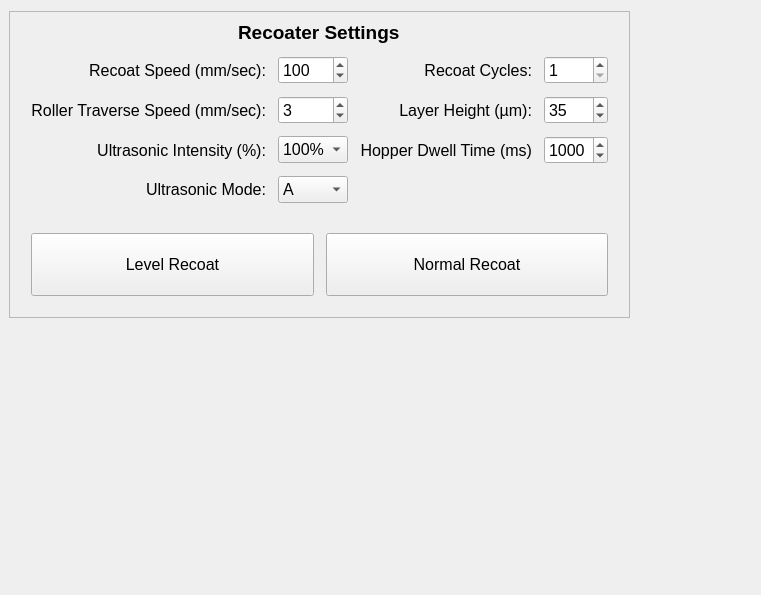
Qt form src/ui/powdersetupwidget.ui (BYUCreateResearchLab/CREATE_LAB_Binder_Jet_Printer) before a commit.
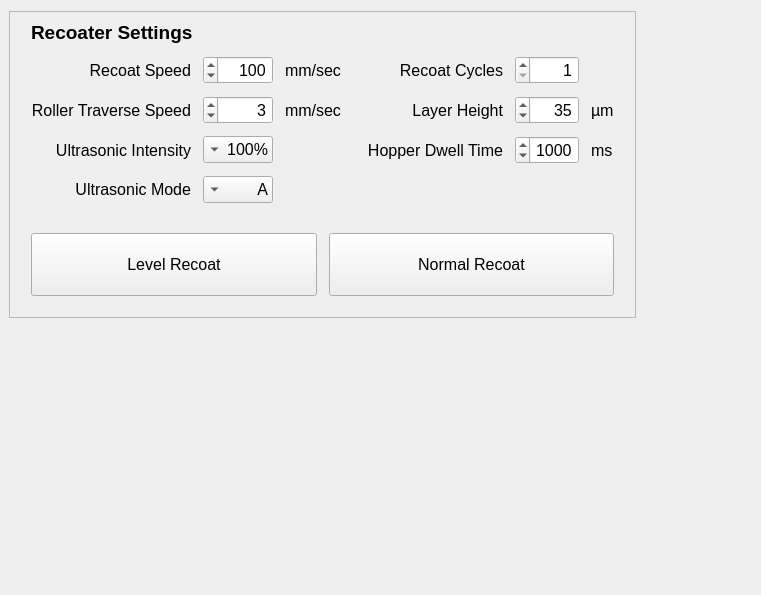
The same form after that commit.

```diff
--- a/src/ui/powdersetupwidget.ui
+++ b/src/ui/powdersetupwidget.ui
@@ -82,14 +82,14 @@
            </font>
           </property>
           <property name="text">
-           <string>Roller Traverse Speed (mm/sec):</string>
+           <string>Roller Traverse Speed</string>
           </property>
           <property name="alignment">
            <set>Qt::AlignRight|Qt::AlignTrailing|Qt::AlignVCenter</set>
           </property>
          </widget>
         </item>
-        <item row="2" column="2">
+        <item row="2" column="3">
          <widget class="QLabel" name="recoatCyclesLabel">
           <property name="font">
            <font>
@@ -97,14 +97,188 @@
            </font>
           </property>
           <property name="text">
-           <string>Recoat Cycles:</string>
+           <string>Recoat Cycles</string>
           </property>
           <property name="alignment">
            <set>Qt::AlignRight|Qt::AlignTrailing|Qt::AlignVCenter</set>
           </property>
          </widget>
         </item>
-        <item row="3" column="2">
+        <item row="2" column="4">
+         <widget class="QSpinBox" name="recoatCyclesSpinBox">
+          <property name="font">
+           <font>
+            <pointsize>12</pointsize>
+           </font>
+          </property>
+          <property name="layoutDirection">
+           <enum>Qt::RightToLeft</enum>
+          </property>
+          <property name="alignment">
+           <set>Qt::AlignRight|Qt::AlignTrailing|Qt::AlignVCenter</set>
+          </property>
+          <property name="minimum">
+           <number>1</number>
+          </property>
+          <property name="maximum">
+           <number>100</number>
+          </property>
+         </widget>
+        </item>
+        <item row="5" column="1">
+         <widget class="QComboBox" name="ultrasonicModeComboBox">
+          <property name="layoutDirection">
+           <enum>Qt::RightToLeft</enum>
+          </property>
+          <item>
+           <property name="text">
+            <string>A</string>
+           </property>
+          </item>
+          <item>
+           <property name="text">
+            <string>B</string>
+           </property>
+          </item>
+          <item>
+           <property name="text">
+            <string>C</string>
+           </property>
+          </item>
+          <item>
+           <property name="text">
+            <string>D</string>
+           </property>
+          </item>
+          <item>
+           <property name="text">
+            <string>E</string>
+           </property>
+          </item>
+          <item>
+           <property name="text">
+            <string>F</string>
+           </property>
+          </item>
+          <item>
+           <property name="text">
+            <string>G</string>
+           </property>
+          </item>
+          <item>
+           <property name="text">
+            <string>H</string>
+           </property>
+          </item>
+         </widget>
+        </item>
+        <item row="4" column="4">
+         <widget class="QSpinBox" name="hopperDwellTimeMsSpinBox">
+          <property name="font">
+           <font>
+            <pointsize>12</pointsize>
+           </font>
+          </property>
+          <property name="layoutDirection">
+           <enum>Qt::RightToLeft</enum>
+          </property>
+          <property name="alignment">
+           <set>Qt::AlignRight|Qt::AlignTrailing|Qt::AlignVCenter</set>
+          </property>
+          <property name="minimum">
+           <number>0</number>
+          </property>
+          <property name="maximum">
+           <number>5000</number>
+          </property>
+          <property name="singleStep">
+           <number>100</number>
+          </property>
+          <property name="value">
+           <number>1000</number>
+          </property>
+         </widget>
+        </item>
+        <item row="2" column="0">
+         <widget class="QLabel" name="recoatSpeedLabel">
+          <property name="font">
+           <font>
+            <pointsize>12</pointsize>
+           </font>
+          </property>
+          <property name="text">
+           <string>Recoat Speed</string>
+          </property>
+          <property name="alignment">
+           <set>Qt::AlignRight|Qt::AlignTrailing|Qt::AlignVCenter</set>
+          </property>
+         </widget>
+        </item>
+        <item row="4" column="3">
+         <widget class="QLabel" name="hopperDwellTimeLabel">
+          <property name="font">
+           <font>
+            <pointsize>12</pointsize>
+           </font>
+          </property>
+          <property name="text">
+           <string>Hopper Dwell Time</string>
+          </property>
+          <property name="alignment">
+           <set>Qt::AlignRight|Qt::AlignTrailing|Qt::AlignVCenter</set>
+          </property>
+         </widget>
+        </item>
+        <item row="3" column="4">
+         <widget class="QSpinBox" name="layerHeightSpinBox">
+          <property name="font">
+           <font>
+            <pointsize>12</pointsize>
+           </font>
+          </property>
+          <property name="layoutDirection">
+           <enum>Qt::RightToLeft</enum>
+          </property>
+          <property name="alignment">
+           <set>Qt::AlignRight|Qt::AlignTrailing|Qt::AlignVCenter</set>
+          </property>
+          <property name="minimum">
+           <number>10</number>
+          </property>
+          <property name="maximum">
+           <number>350</number>
+          </property>
+          <property name="singleStep">
+           <number>5</number>
+          </property>
+          <property name="value">
+           <number>35</number>
+          </property>
+         </widget>
+        </item>
+        <item row="2" column="2">
+         <widget class="QLabel" name="label">
+          <property name="text">
+           <string>mm/sec   </string>
+          </property>
+         </widget>
+        </item>
+        <item row="4" column="0">
+         <widget class="QLabel" name="ultrasonicIntensityLabel">
+          <property name="font">
+           <font>
+            <pointsize>12</pointsize>
+           </font>
+          </property>
+          <property name="text">
+           <string>Ultrasonic Intensity</string>
+          </property>
+          <property name="alignment">
+           <set>Qt::AlignRight|Qt::AlignTrailing|Qt::AlignVCenter</set>
+          </property>
+         </widget>
+        </item>
+        <item row="3" column="3">
          <widget class="QLabel" name="layerheightLabel">
           <property name="font">
            <font>
@@ -112,7 +286,7 @@
            </font>
           </property>
           <property name="text">
-           <string>Layer Height (µm):</string>
+           <string>Layer Height</string>
           </property>
           <property name="alignment">
            <set>Qt::AlignRight|Qt::AlignTrailing|Qt::AlignVCenter</set>
@@ -126,6 +300,12 @@
             <pointsize>12</pointsize>
            </font>
           </property>
+          <property name="layoutDirection">
+           <enum>Qt::RightToLeft</enum>
+          </property>
+          <property name="alignment">
+           <set>Qt::AlignRight|Qt::AlignTrailing|Qt::AlignVCenter</set>
+          </property>
           <property name="minimum">
            <number>1</number>
           </property>
@@ -137,63 +317,11 @@
           </property>
          </widget>
         </item>
-        <item row="4" column="0">
-         <widget class="QLabel" name="ultrasonicIntensityLabel">
-          <property name="font">
-           <font>
-            <pointsize>12</pointsize>
-           </font>
-          </property>
-          <property name="text">
-           <string>Ultrasonic Intensity (%):</string>
-          </property>
-          <property name="alignment">
-           <set>Qt::AlignRight|Qt::AlignTrailing|Qt::AlignVCenter</set>
-          </property>
-         </widget>
-        </item>
-        <item row="3" column="3">
-         <widget class="QSpinBox" name="layerHeightSpinBox">
-          <property name="font">
-           <font>
-            <pointsize>12</pointsize>
-           </font>
-          </property>
-          <property name="minimum">
-           <number>10</number>
-          </property>
-          <property name="maximum">
-           <number>350</number>
-          </property>
-          <property name="singleStep">
-           <number>5</number>
-          </property>
-          <property name="value">
-           <number>35</number>
-          </property>
-         </widget>
-        </item>
-        <item row="2" column="3">
-         <widget class="QSpinBox" name="recoatCyclesSpinBox">
-          <property name="font">
-           <font>
-            <pointsize>12</pointsize>
-           </font>
-          </property>
-          <property name="minimum">
-           <number>1</number>
-          </property>
-          <property name="maximum">
-           <number>100</number>
-          </property>
-         </widget>
-        </item>
-        <item row="1" column="0" colspan="4" alignment="Qt::AlignHCenter|Qt::AlignTop">
+        <item row="1" column="0" colspan="5" alignment="Qt::AlignLeft|Qt::AlignTop">
          <widget class="QLabel" name="recoaterSettingsLabel">
           <property name="font">
            <font>
             <pointsize>14</pointsize>
-            <weight>75</weight>
             <bold>true</bold>
            </font>
           </property>
@@ -209,6 +337,12 @@
             <pointsize>12</pointsize>
            </font>
           </property>
+          <property name="layoutDirection">
+           <enum>Qt::RightToLeft</enum>
+          </property>
+          <property name="alignment">
+           <set>Qt::AlignRight|Qt::AlignTrailing|Qt::AlignVCenter</set>
+          </property>
           <property name="minimum">
            <number>5</number>
           </property>
@@ -220,82 +354,11 @@
           </property>
          </widget>
         </item>
-        <item row="2" column="0">
-         <widget class="QLabel" name="recoatSpeedLabel">
-          <property name="font">
-           <font>
-            <pointsize>12</pointsize>
-           </font>
-          </property>
-          <property name="text">
-           <string>Recoat Speed (mm/sec):</string>
-          </property>
-          <property name="alignment">
-           <set>Qt::AlignRight|Qt::AlignTrailing|Qt::AlignVCenter</set>
-          </property>
-         </widget>
-        </item>
-        <item row="5" column="0">
-         <widget class="QLabel" name="ultrasonicModeLabel">
-          <property name="font">
-           <font>
-            <pointsize>12</pointsize>
-           </font>
-          </property>
-          <property name="text">
-           <string>Ultrasonic Mode:</string>
-          </property>
-          <property name="alignment">
-           <set>Qt::AlignRight|Qt::AlignTrailing|Qt::AlignVCenter</set>
-          </property>
-         </widget>
-        </item>
-        <item row="5" column="1">
-         <widget class="QComboBox" name="ultrasonicModeComboBox">
-          <item>
-           <property name="text">
-            <string>A</string>
-           </property>
-          </item>
-          <item>
-           <property name="text">
-            <string>B</string>
-           </property>
-          </item>
-          <item>
-           <property name="text">
-            <string>C</string>
-           </property>
-          </item>
-          <item>
-           <property name="text">
-            <string>D</string>
-           </property>
-          </item>
-          <item>
-           <property name="text">
-            <string>E</string>
-           </property>
-          </item>
-          <item>
-           <property name="text">
-            <string>F</string>
-           </property>
-          </item>
-          <item>
-           <property name="text">
-            <string>G</string>
-           </property>
-          </item>
-          <item>
-           <property name="text">
-            <string>H</string>
-           </property>
-          </item>
-         </widget>
-        </item>
         <item row="4" column="1">
          <widget class="QComboBox" name="ultrasonicIntensityComboBox">
+          <property name="layoutDirection">
+           <enum>Qt::RightToLeft</enum>
+          </property>
           <item>
            <property name="text">
             <string>100%</string>
@@ -338,39 +401,39 @@
           </item>
          </widget>
         </item>
-        <item row="4" column="2">
-         <widget class="QLabel" name="hopperDwellTimeLabel">
+        <item row="5" column="0">
+         <widget class="QLabel" name="ultrasonicModeLabel">
           <property name="font">
            <font>
             <pointsize>12</pointsize>
            </font>
           </property>
           <property name="text">
-           <string>Hopper Dwell Time (ms)</string>
+           <string>Ultrasonic Mode</string>
           </property>
           <property name="alignment">
            <set>Qt::AlignRight|Qt::AlignTrailing|Qt::AlignVCenter</set>
           </property>
          </widget>
         </item>
-        <item row="4" column="3">
-         <widget class="QSpinBox" name="hopperDwellTimeMsSpinBox">
-          <property name="font">
-           <font>
-            <pointsize>12</pointsize>
-           </font>
+        <item row="3" column="5">
+         <widget class="QLabel" name="label_2">
+          <property name="text">
+           <string>µm</string>
           </property>
-          <property name="minimum">
-           <number>0</number>
+         </widget>
+        </item>
+        <item row="3" column="2">
+         <widget class="QLabel" name="label_3">
+          <property name="text">
+           <string>mm/sec</string>
           </property>
-          <property name="maximum">
-           <number>5000</number>
-          </property>
-          <property name="singleStep">
-           <number>100</number>
-          </property>
-          <property name="value">
-           <number>1000</number>
+         </widget>
+        </item>
+        <item row="4" column="5">
+         <widget class="QLabel" name="label_5">
+          <property name="text">
+           <string>ms</string>
           </property>
          </widget>
         </item>
```
